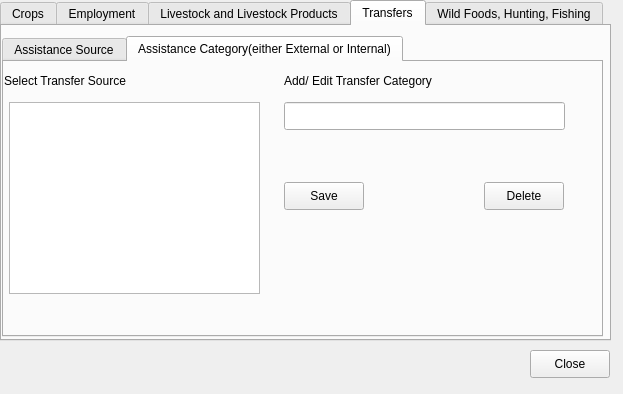
First picture: the form in src/openihm/gui/designs/ui_manageincomedetails.ui, repository snim2mirror/openihm, before the edit.
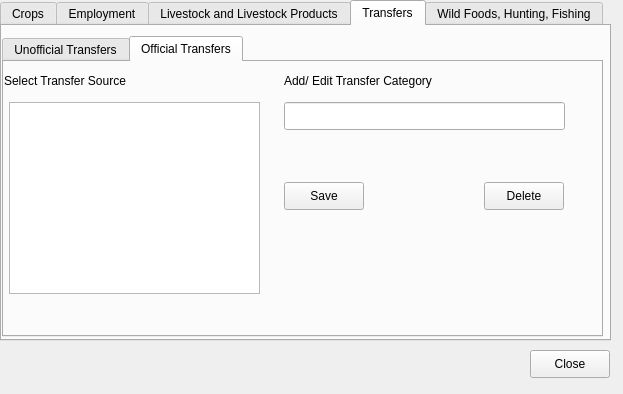
Second picture: the form after the edit. The open tabs and pages were chosen to show the change.

Commit message: altering spreadsheet template (not complete)and setup_transfers table (completed)

What changed in the file:
```diff
--- a/src/openihm/gui/designs/ui_manageincomedetails.ui
+++ b/src/openihm/gui/designs/ui_manageincomedetails.ui
@@ -467,7 +467,7 @@
      </property>
      <widget class="QWidget" name="tab">
       <attribute name="title">
-       <string>Assistance Source</string>
+       <string>Unofficial Transfers</string>
       </attribute>
       <widget class="QLabel" name="label_32">
        <property name="geometry">
@@ -583,10 +583,7 @@
      </widget>
      <widget class="QWidget" name="tab_3">
       <attribute name="title">
-       <string>Assistance Category(either External or Internal)</string>
-      </attribute>
-      <attribute name="toolTip">
-       <string>Entered value can only be 'External' or 'Internal'. Internal means Social Transfer</string>
+       <string>Official Transfers</string>
       </attribute>
       <widget class="QLabel" name="label_35">
        <property name="geometry">
```
Left out of the diff: 2 changed lines with no effect on the pictures. The commit also changes 5 other files.
